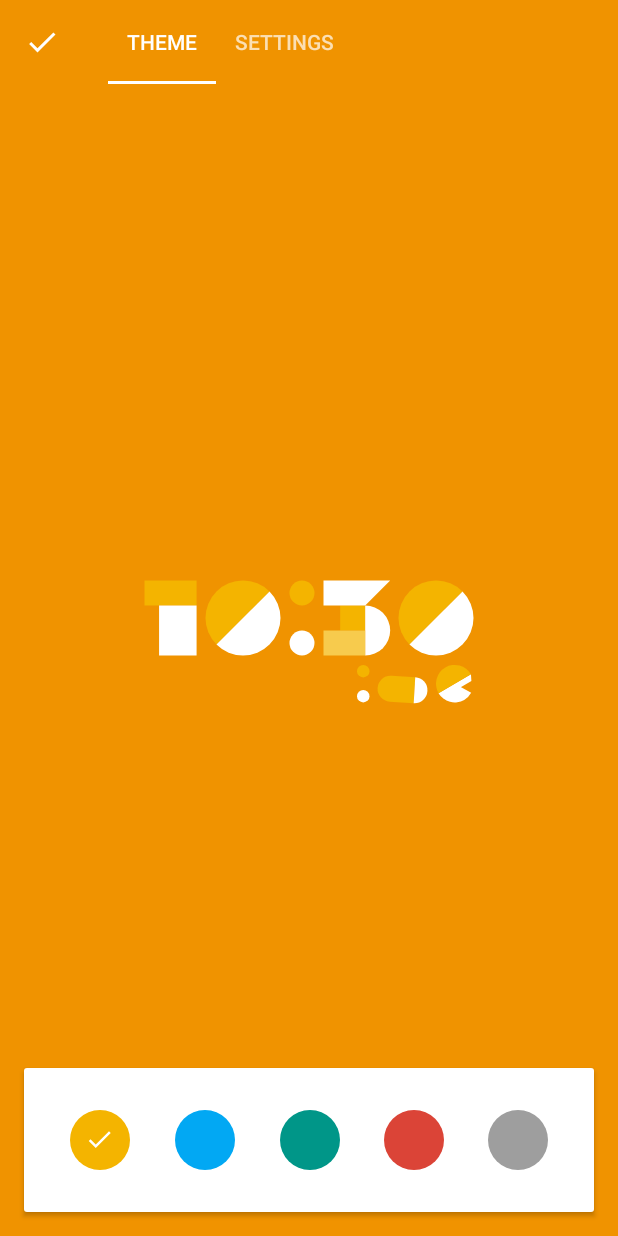
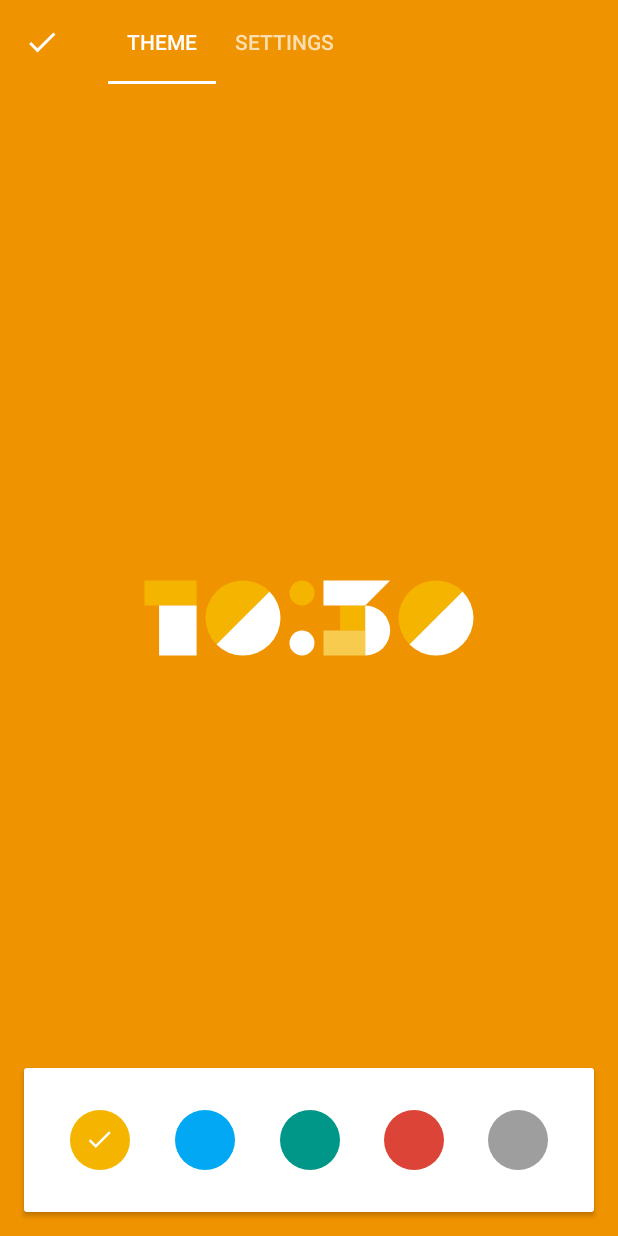
Before and after one commit to 1hakr/AWatch, an Android app: the screen it shows after launch (CompanionConfigActivity), on a phone screen of 412 x 824 dp. Run offline under Robolectric (Android 15) with nearby library versions, the phone set to English and light mode, and no system bars; libraries missing offline, so code that uses them is left out: androidx.palette.graphics; 2 statements that could not run were skipped.

Commit message:
use preference for showing date and seconds

```diff
--- a/app/src/main/java/dev/dworks/apps/awatch/CompanionConfigActivity.java
+++ b/app/src/main/java/dev/dworks/apps/awatch/CompanionConfigActivity.java
@@ -125,8 +125,7 @@ public class CompanionConfigActivity extends Activity
         mAnimateClockContainerView.setVisibility(View.INVISIBLE);
 
         setupThemeList();
-        String themeId = mSharedPreferences.getString(ConfigHelper.KEY_THEME, Themes.DEFAULT_THEME.id);
-        updateUIToSelectedTheme(themeId, false);
+        updateClockView(false);
 
         registerSharedPrefsListener();
 
@@ -163,6 +162,7 @@ public class CompanionConfigActivity extends Activity
                 float translationX = -pager.getWidth();
                 if (position == 0) {
                     translationX = -positionOffsetPixels;
+                    mMainClockView.updateView();
                 }
                 mMainClockView.setTranslationX(translationX);
                 mAnimateClockView.setTranslationX(translationX);
@@ -195,15 +195,15 @@ public class CompanionConfigActivity extends Activity
                 if (mConfigComplicationsFragment != null) {
                     mConfigComplicationsFragment.update();
                 }
-
-                if (ConfigHelper.KEY_THEME.equals(key)) {
-                    String themeId = mSharedPreferences
-                            .getString(ConfigHelper.KEY_THEME, Themes.DEFAULT_THEME.id);
-                    updateUIToSelectedTheme(themeId, true);
-                }
+                updateClockView(true);
             }
         }
     };
+
+    private void updateClockView(boolean animate){
+        String themeId = mSharedPreferences.getString(ConfigHelper.KEY_THEME, Themes.DEFAULT_THEME.id);
+        updateUIToSelectedTheme(themeId, animate);
+    }
 
     private void setupThemeList() {
         mThemeUiHolders.clear();
@@ -304,7 +304,7 @@ public class CompanionConfigActivity extends Activity
                     updatePreviewView(mAnimatingTheme, mMainClockContainerView, mMainClockView);
                 }
 
-                if (animate && Build.VERSION.SDK_INT >= Build.VERSION_CODES.LOLLIPOP) {
+                if (animate) {
                     mAnimatingTheme = holder.theme;
                     updatePreviewView(mAnimatingTheme, mAnimateClockContainerView, mAnimateClockView);
 
--- a/common/src/main/java/dev/dworks/apps/awatch/common/FormClockView.java
+++ b/common/src/main/java/dev/dworks/apps/awatch/common/FormClockView.java
@@ -18,18 +18,26 @@ package dev.dworks.apps.awatch.common;
 
 import android.annotation.TargetApi;
 import android.content.Context;
+import android.content.SharedPreferences;
+import android.content.res.AssetManager;
 import android.content.res.TypedArray;
 import android.database.ContentObserver;
 import android.graphics.Canvas;
 import android.graphics.Paint;
 import android.graphics.PointF;
+import android.graphics.Typeface;
 import android.os.Build;
 import android.os.Handler;
+import android.preference.PreferenceManager;
 import android.provider.Settings;
 import android.text.format.DateFormat;
 import android.util.AttributeSet;
 import android.util.TypedValue;
 import android.view.View;
+
+import java.util.Calendar;
+
+import dev.dworks.apps.awatch.common.config.ConfigHelper;
 
 public class FormClockView extends View {
     private Handler mMainThreadHandler = new Handler();
@@ -41,6 +49,11 @@ public class FormClockView extends View {
     private int mColor1, mColor2, mColor3;
 
     private FormClockRenderer.Options mHourMinOptions, mSecondsOptions;
+    private boolean mShowSeconds;
+    private boolean mShowDate;
+    private String mDateStr;
+    private FormClockRenderer.ClockPaints mNormalPaints;
+    private Typeface mDateTypeface;
 
     public FormClockView(Context context) {
         super(context);
@@ -93,6 +106,12 @@ public class FormClockView extends View {
 
         a.recycle();
 
+        updateDateStr();
+        regenerateRenderers();
+    }
+
+    public void updateView(){
+        updatePaints();
         regenerateRenderers();
     }
 
@@ -103,11 +122,25 @@ public class FormClockView extends View {
     }
 
     private void updatePaints() {
-        FormClockRenderer.ClockPaints paints = new FormClockRenderer.ClockPaints();
+        SharedPreferences sp = PreferenceManager.getDefaultSharedPreferences(getContext());
+        mShowSeconds = sp.getBoolean(ConfigHelper.KEY_SHOW_SECONDS, false);
+        mShowDate = sp.getBoolean(ConfigHelper.KEY_SHOW_DATE, false);
+
         Paint paint = new Paint();
         paint.setAntiAlias(true);
+        paint.setColor(mColor1);
 
-        paint.setColor(mColor1);
+        mNormalPaints = new FormClockRenderer.ClockPaints();
+        mNormalPaints.fills[0] = paint;
+        mNormalPaints.fills[1] = new Paint(paint);
+        mNormalPaints.fills[2] = new Paint(paint);
+        mNormalPaints.date = new Paint(paint);
+        mNormalPaints.date.setTypeface(mDateTypeface);
+        mNormalPaints.date.setTextSize(
+                getResources().getDimensionPixelSize(R.dimen.seconds_clock_height));
+
+        FormClockRenderer.ClockPaints paints = new FormClockRenderer.ClockPaints();
+
         paints.fills[0] = paint;
 
         paint = new Paint(paint);
@@ -149,6 +182,9 @@ public class FormClockView extends View {
                 true,
                 false);
 
+        updateDateStr();
+        float clockSecondsSpacing = getResources().getDimension(R.dimen.clock_seconds_spacing);
+        if(mShowSeconds) {
             mSecondsRenderer.updateTime();
             PointF secondsSize = mSecondsRenderer.measure(true);
             mSecondsRenderer.draw(canvas,
@@ -158,8 +194,24 @@ public class FormClockView extends View {
                             getResources().getDisplayMetrics()),
                     true,
                     false);
+        }
 
-        long timeToNextSecondsAnimation = mSecondsRenderer.timeToNextAnimation();
+        if (mShowDate) {
+            Paint paint = mNormalPaints.date;
+            float x = (mWidth - 64 - hourMinSize.x) / 2;
+            if (!mShowSeconds) {
+                x = (mWidth - paint.measureText(mDateStr)) / 2;
+            }
+            canvas.drawText(
+                    mDateStr,
+                    x,
+                    (mHeight + hourMinSize.y) / 2 + clockSecondsSpacing - paint.ascent(),
+                    paint);
+        }
+
+        long timeToNextSecondsAnimation = mShowSeconds
+                ? mSecondsRenderer.timeToNextAnimation()
+                : 10000;
         long timeToNextHourMinAnimation = mHourMinRenderer.timeToNextAnimation();
         if (timeToNextHourMinAnimation < 0 || timeToNextSecondsAnimation < 0) {
             postInvalidateOnAnimation();
@@ -167,6 +219,12 @@ public class FormClockView extends View {
             postInvalidateDelayed(Math.min(timeToNextHourMinAnimation, timeToNextSecondsAnimation));
         }
     }
+
+    private void updateDateStr() {
+        mDateTypeface = Typeface.createFromAsset(getContext().getAssets(), "VT323-Regular.ttf");
+        mDateStr = DateFormat.format("EEE, d MMM", Calendar.getInstance()).toString().toUpperCase();
+    }
+
 
     @Override
     protected void onAttachedToWindow() {
--- /dev/null
+++ b/common/src/main/res/values/dimens.xml
@@ -0,0 +1,5 @@
+<?xml version="1.0" encoding="utf-8"?>
+<resources>
+    <dimen name="seconds_clock_height">24dp</dimen>
+    <dimen name="clock_seconds_spacing">10dp</dimen>
+</resources>
```
Also changed, not shown: common/src/main/assets/OFL.txt (renamed from watchface/src/main/assets/OFL.txt), common/src/main/assets/VT323-Regular.ttf (renamed from watchface/src/main/assets/VT323-Regular.ttf). Lines whose indentation alone changed are shown as unchanged.
